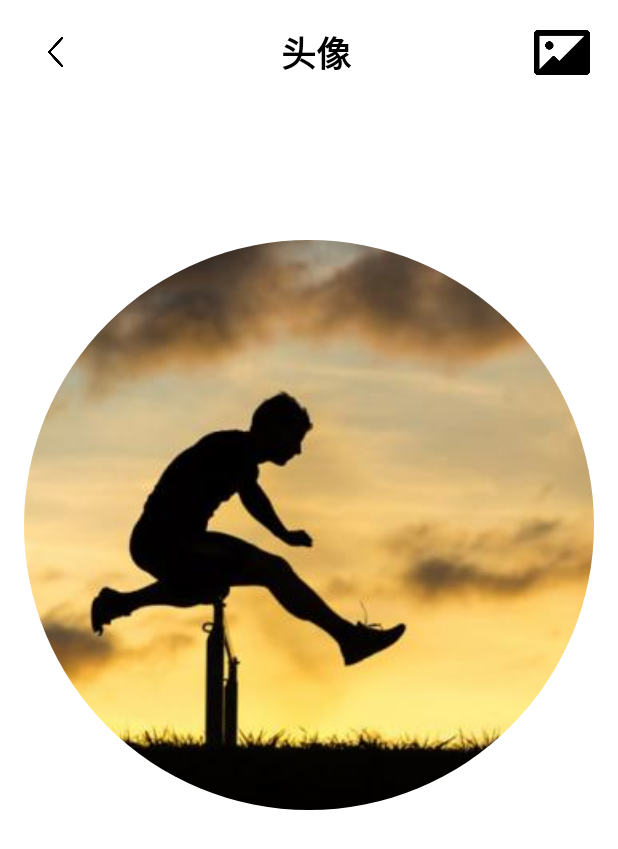
After one commit to sunyufei666/PhysicalExamination, an Android app: the MyAvatarActivity screen opened directly, with no data from a screen before it, on a phone screen of 412 x 824 dp. The commit adds this screen. Shown: the top 849 px of the screen. Run offline under Robolectric (Android 15) with nearby library versions, the phone set to English and light mode, and no system bars.

Commit message:
syf202103021753
我的头像页面

```diff
--- a/physical_examination_app/physical_examination_app/app/build.gradle
+++ b/physical_examination_app/physical_examination_app/app/build.gradle
@@ -28,7 +28,7 @@ android {
 }
 
 dependencies {
-
+    implementation 'com.github.bumptech.glide:glide:3.7.0'
     implementation 'androidx.appcompat:appcompat:1.1.0'
     implementation 'com.google.android.material:material:1.1.0'
     implementation 'androidx.constraintlayout:constraintlayout:1.1.3'
--- a/physical_examination_app/physical_examination_app/app/src/main/AndroidManifest.xml
+++ b/physical_examination_app/physical_examination_app/app/src/main/AndroidManifest.xml
@@ -1,7 +1,8 @@
 <?xml version="1.0" encoding="utf-8"?>
 <manifest xmlns:android="http://schemas.android.com/apk/res/android"
     package="com.example.physical_examination_app">
-    <uses-permission android:name="android.permission.INTERNET"/>
+
+    <uses-permission android:name="android.permission.INTERNET" />
 
     <application
         android:allowBackup="true"
@@ -11,7 +12,8 @@
         android:supportsRtl="true"
         android:theme="@style/AppTheme"
         android:usesCleartextTraffic="true">
-        <activity android:name=".admin.AdminActivity"></activity>
+        <activity android:name=".MyAvatarActivity"></activity>
+        <activity android:name=".admin.AdminActivity" />
         <activity android:name=".student.StudentActivity" />
         <activity android:name=".UserLoginActivity" />
         <activity android:name=".MainActivity" />
--- /dev/null
+++ b/physical_examination_app/physical_examination_app/app/src/main/java/com/example/physical_examination_app/MyAvatarActivity.java
@@ -0,0 +1,152 @@
+package com.example.physical_examination_app;
+
+import androidx.appcompat.app.AppCompatActivity;
+
+import android.graphics.Color;
+import android.os.Bundle;
+import android.view.MotionEvent;
+import android.view.View;
+import android.view.ViewGroup;
+import android.view.WindowManager;
+import android.widget.ImageView;
+import android.widget.PopupWindow;
+import android.widget.TextView;
+
+public class MyAvatarActivity extends AppCompatActivity {
+
+    private ImageView iconAlbum;
+    private ImageView userAvatar;
+    private ImageView iconBack;
+
+    private PopupWindow pop;
+
+    private TextView avatarCamera;
+    private TextView avatarAlbum;
+    private TextView popDismiss;
+
+    private MyListener myListener;
+
+
+    @Override
+    protected void onCreate(Bundle savedInstanceState) {
+        super.onCreate(savedInstanceState);
+        setContentView(R.layout.activity_my_avatar);
+
+        getViews();
+        setListener();
+        albumClickListener();
+
+    }
+
+    //获取视图控件
+    private void getViews() {
+        iconAlbum = findViewById(R.id.icon_album);
+        userAvatar = findViewById(R.id.user_avatar);
+        iconBack = findViewById(R.id.icon_back);
+    }
+
+    //设置监听器
+    private void setListener() {
+        myListener = new MyListener();
+        iconBack.setOnClickListener(myListener);
+    }
+
+    //相册的点击事件
+    private void albumClickListener() {
+        iconAlbum.setOnClickListener(new View.OnClickListener() {
+            @Override
+            public void onClick(View v) {
+                //设置弹出窗口，并赋值给view
+                View popView = getLayoutInflater().inflate(R.layout.album_popup,null);
+                //设置弹出窗口的位置
+                pop = new PopupWindow(popView, ViewGroup.LayoutParams.MATCH_PARENT, 450,true);
+                //设置弹出窗口的动画
+                pop.setAnimationStyle(R.style.popwin_anim_style);
+                pop.showAsDropDown(getWindow().getDecorView());
+
+                //获取弹出窗口的视图控件并且设置监听器
+                getPopupWindowViewsAndSetListener(popView);
+                //设置透明阴影
+                final WindowManager.LayoutParams lp = getWindow().getAttributes();
+                lp.alpha = 0.4f;
+                getWindow().setAttributes(lp);
+
+                //设置弹出窗口的消失事件
+                pop.setOnDismissListener(new PopupWindow.OnDismissListener() {
+                    @Override
+                    public void onDismiss() {
+                        lp.alpha = 1f;
+                        getWindow().setAttributes(lp);
+                    }
+                });
+            }
+        });
+    }
+
+    //获取弹出窗口的视图控件并且设置监听器
+    private void getPopupWindowViewsAndSetListener(View v){
+        //获取视图控件元素
+        avatarCamera = v.findViewById(R.id.avatar_camera);
+        avatarAlbum = v.findViewById(R.id.avatar_album);
+        popDismiss = v.findViewById(R.id.pop_dismiss);
+
+        //同时设置点击和触摸监听器
+        avatarCamera.setOnClickListener(myListener);
+        avatarCamera.setOnTouchListener(myListener);
+        avatarAlbum.setOnClickListener(myListener);
+        avatarAlbum.setOnTouchListener(myListener);
+        popDismiss.setOnClickListener(myListener);
+        popDismiss.setOnTouchListener(myListener);
+    }
+
+    //自定义监听事件
+    class MyListener implements View.OnClickListener,View.OnTouchListener{
+
+        @Override
+        public void onClick(View v) {
+            switch (v.getId()){
+                case R.id.icon_back:
+                    finish();
+                    break;
+                case R.id.avatar_camera:
+                    break;
+                case R.id.avatar_album:
+                    break;
+                case R.id.pop_dismiss:
+                    pop.dismiss();
+                    break;
+            }
+        }
+
+        @Override
+        public boolean onTouch(View v, MotionEvent event) {
+            switch (v.getId()){
+                case R.id.avatar_camera:
+                    touchUpAndDownEvent(avatarCamera,event);
+                    break;
+                case R.id.avatar_album:
+                    touchUpAndDownEvent(avatarAlbum,event);
+                    break;
+                case R.id.pop_dismiss:
+                    touchUpAndDownEvent(popDismiss,event);
+                    break;
+            }
+            //需要返回false才能同时触发点击和触摸两个监听器
+            return false;
+        }
+
+    }
+
+    //设置触摸的按下和抬起时背景的颜色
+    private void touchUpAndDownEvent(View view,MotionEvent event){
+        switch (event.getAction()){
+            case MotionEvent.ACTION_DOWN:
+                view.setBackgroundColor(Color.parseColor("#C0C0C0"));
+                break;
+            case MotionEvent.ACTION_UP:
+                view.setBackgroundColor(Color.parseColor("#ffffff"));
+                break;
+        }
+    }
+
+}
--- /dev/null
+++ b/physical_examination_app/physical_examination_app/app/src/main/res/anim/popwindowexit.xml
@@ -0,0 +1,11 @@
+<?xml version="1.0" encoding="utf-8"?>
+<set xmlns:android="http://schemas.android.com/apk/res/android">
+    <translate
+        android:duration="200"
+        android:fromYDelta="0"
+        android:toYDelta="500"/>
+    <alpha
+        android:duration="150"
+        android:fromAlpha="1"
+        android:toAlpha="0"/>
+</set>
--- /dev/null
+++ b/physical_examination_app/physical_examination_app/app/src/main/res/anim/popwindowstart.xml
@@ -0,0 +1,8 @@
+<?xml version="1.0" encoding="utf-8"?>
+<set xmlns:android="http://schemas.android.com/apk/res/android">
+    <translate
+        android:duration="100"
+        android:fromYDelta="500"
+        android:toYDelta="0"/>
+
+</set>
--- /dev/null
+++ b/physical_examination_app/physical_examination_app/app/src/main/res/layout/activity_my_avatar.xml
@@ -0,0 +1,58 @@
+<?xml version="1.0" encoding="utf-8"?>
+<LinearLayout
+    android:background="#ffffff"
+    android:layout_gravity="center"
+    xmlns:android="http://schemas.android.com/apk/res/android"
+    android:layout_width="match_parent"
+    android:layout_height="match_parent"
+    android:orientation="vertical">
+    <LinearLayout
+        android:layout_marginTop="10dp"
+        android:gravity="center"
+        android:orientation="horizontal"
+        android:background="#ffffff"
+        android:layout_width="match_parent"
+        android:layout_height="50dp">
+        <ImageView
+            android:id="@+id/icon_back"
+            android:layout_weight="1"
+            android:layout_width="0dp"
+            android:layout_height="20dp"
+            android:layout_marginLeft="10dp"
+            android:src="@mipmap/icon_back"/>
+        <TextView
+            android:gravity="center"
+            android:textSize="23dp"
+            android:textColor="#000000"
+            android:text="头像"
+            android:textStyle="bold"
+            android:layout_weight="5"
+            android:layout_width="0dp"
+            android:layout_height="wrap_content"
+            android:layout_marginLeft="10dp"/>
+        <ImageView
+            android:id="@+id/icon_album"
+            android:gravity="right"
+            android:layout_weight="1"
+            android:layout_width="0dp"
+            android:layout_height="30dp"
+            android:src="@mipmap/album"
+            android:layout_marginRight="10dp" />
+
+    </LinearLayout>
+
+    <LinearLayout
+        android:gravity="center"
+        android:layout_marginTop="100dp"
+        android:layout_gravity="center"
+        android:layout_width="match_parent"
+        android:layout_height="380dp">
+        <com.example.physical_examination_app.RoundImageView
+            android:id="@+id/user_avatar"
+            android:layout_width="400dp"
+            android:layout_height="380dp"
+            android:src="@mipmap/initial_avatar" />
+
+    </LinearLayout>
+
+</LinearLayout>
--- a/physical_examination_app/physical_examination_app/app/src/main/res/values/themes.xml
+++ b/physical_examination_app/physical_examination_app/app/src/main/res/values/themes.xml
@@ -17,4 +17,8 @@
         <!--  Customize your theme here.  -->
         <item name="windowNoTitle">true</item>
     </style>
+    <style name="popwin_anim_style" parent="android:Animation">
+        <item name="android:windowEnterAnimation">@anim/popwindowstart</item>
+        <item name="android:windowExitAnimation">@anim/popwindowexit</item>
+    </style>
 </resources>
```
Also changed, not shown: physical_examination_app/physical_examination_app/app/src/main/java/com/example/physical_examination_app/student/StudentActivity.java (+63 -0 lines), physical_examination_app/physical_examination_app/app/src/main/res/drawable/popup_style.xml (added, +8 -0 lines), physical_examination_app/physical_examination_app/app/src/main/res/layout/album_popup.xml (added, +37 -0 lines), physical_examination_app/physical_examination_app/app/src/main/res/mipmap-mdpi/album.png (added), physical_examination_app/physical_examination_app/app/src/main/res/mipmap-mdpi/icon_back.png (added).
